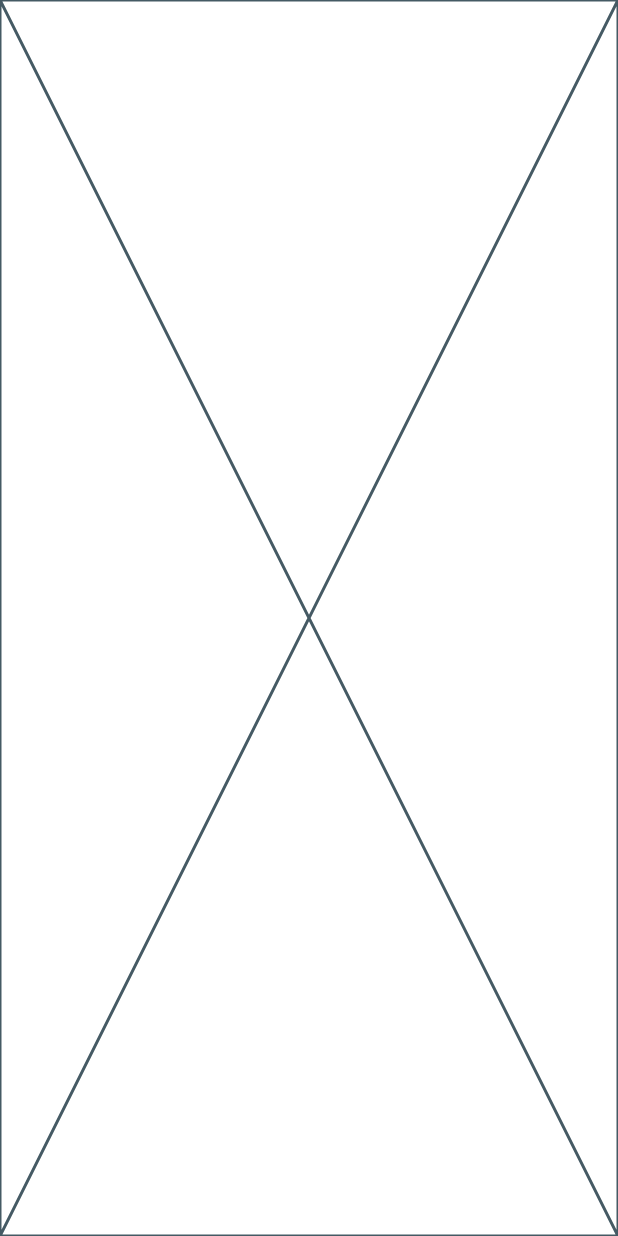
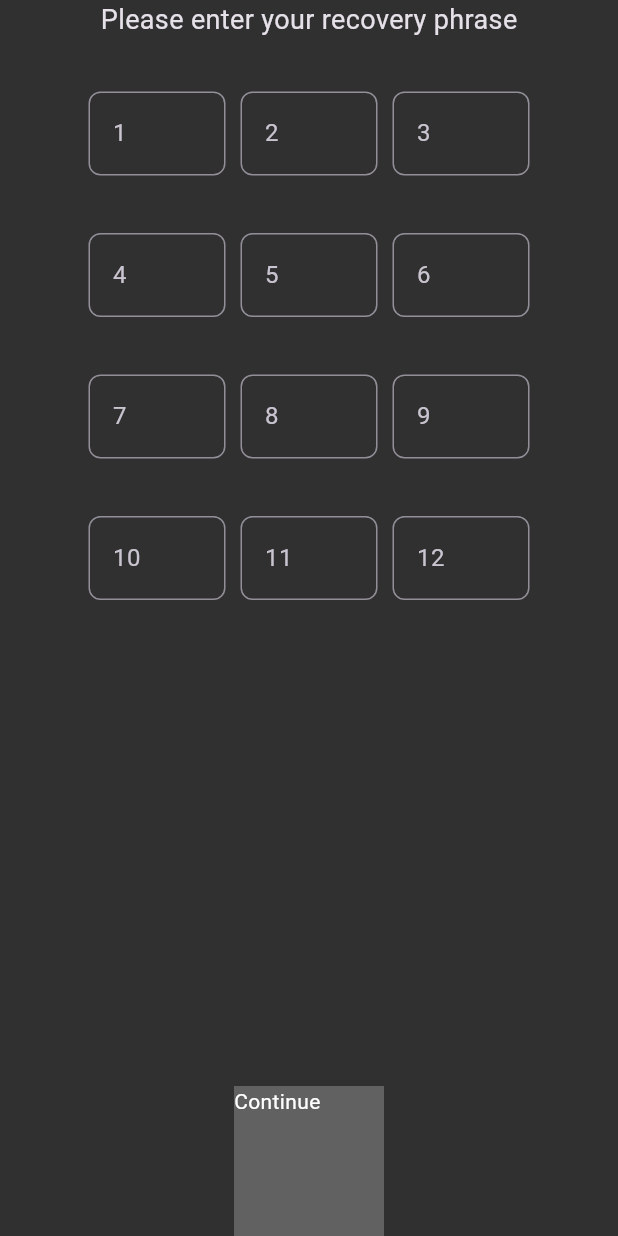
Before and after one commit to Wannabe-King/NFTGalleryApp, a Flutter app: the screen it shows after launch, after a tap on "I have a recovery phrase", on a phone screen of 412 x 824 dp. Run offline on Flutter 3.47's test engine with Material 3 defaults, Android fonts, the phone set to English and light mode, and no system bars; our stand-ins replace flutter_secure_storage, go_router; missing offline and left inert: bip39.

Commit message:
added input phrase page

```diff
--- a/lib/pages/inputPhrase.dart
+++ b/lib/pages/inputPhrase.dart
@@ -1,4 +1,7 @@
 import 'package:flutter/material.dart';
+import 'package:go_router/go_router.dart';
+import 'package:nft_gallary_app/utils/buttonX.dart';
+import 'package:bip39/bip39.dart' as bip39;
 
 class InputPhrasePage extends StatefulWidget {
   const InputPhrasePage({super.key});
@@ -8,8 +11,71 @@ class InputPhrasePage extends StatefulWidget {
 }
 
 class _InputPhrasePageState extends State<InputPhrasePage> {
+  final _formKey = GlobalKey<FormState>();
+  final _words = List<String>.filled(12, '');
+  bool validationFailed = false;
+
   @override
   Widget build(BuildContext context) {
-    return const Placeholder();
+    return Scaffold(
+      body: Column(
+        mainAxisAlignment: MainAxisAlignment.spaceBetween,
+        children: [
+          const Text('Please enter your recovery phrase',
+              style: TextStyle(fontSize: 18)),
+          const SizedBox(height: 32),
+          Center(
+            child: Form(
+              key: _formKey,
+              child: SizedBox(
+                  width: 300,
+                  height: 400,
+                  child: GridView.count(
+                    padding: const EdgeInsets.all(3),
+                    crossAxisSpacing: 10,
+                    mainAxisSpacing: 3,
+                    shrinkWrap: true,
+                    crossAxisCount: 3,
+                    children: List.generate(12, (index) {
+                      return SizedBox(
+                        height: 50,
+                        child: TextFormField(
+                          decoration: InputDecoration(
+                            border: OutlineInputBorder(
+                              borderRadius: BorderRadius.circular(8),
+                            ),
+                            hintText: '${index + 1}',
+                          ),
+                          onSaved: (value) {
+                            _words[index] = value!;
+                          },
+                        ),
+                      );
+                    }),
+                  )),
+            ),
+          ),
+          Text(validationFailed ? 'Invalid keyphrase' : '',
+              style: const TextStyle(color: Colors.red)),
+          const Spacer(),
+          ButtonX(buttonLable: "Continue", click: () => _onSubmit)
+        ],
+      ),
+    );
+  }
+
+  void _onSubmit(context) async {
+    if (_formKey.currentState!.validate()) {
+      _formKey.currentState!.save();
+      String wordsString = _words.join(' ');
+      final t = bip39.validateMnemonic(wordsString);
+      if (t) {
+        GoRouter.of(context).go("/passwordSetup/$wordsString");
+      } else {
+        setState(() {
+          validationFailed = true;
+        });
+      }
+    }
   }
 }
```
